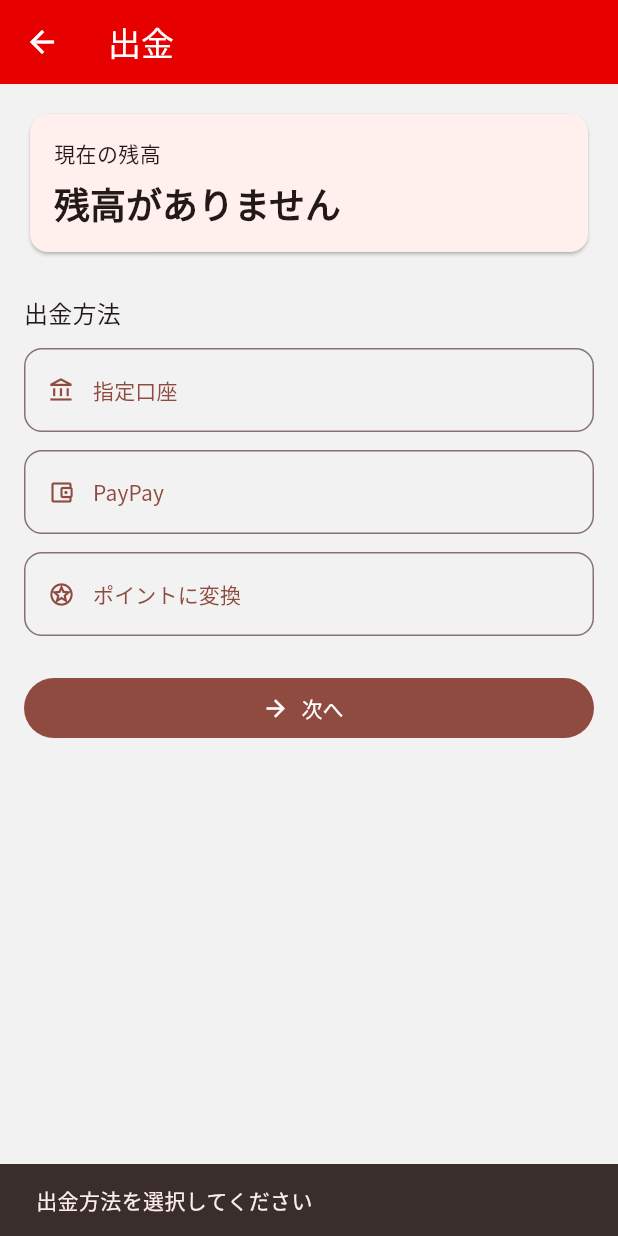
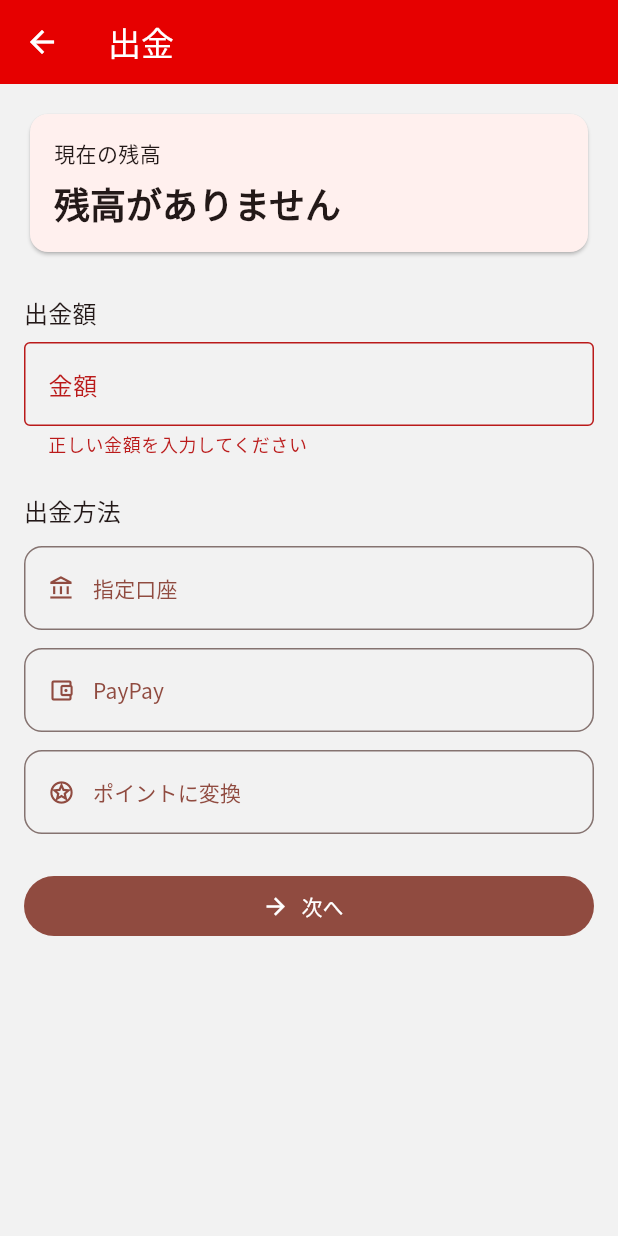
Before and after one commit to isojz/megapay, a Flutter app: the WithdrawScreen screen opened directly with empty values, after a tap on "次へ", on a phone screen of 412 x 824 dp. Run offline on Flutter 3.47's test engine with Material 3 defaults, Android fonts, the phone set to English and light mode, and no system bars; our stand-ins replace shared_preferences, supabase_flutter, web; accounts and stored records are empty; network calls fail; statements that could not run were skipped.

```diff
--- a/frontend/lib/screens/withdraw_screen.dart
+++ b/frontend/lib/screens/withdraw_screen.dart
@@ -1,4 +1,5 @@
 import 'package:flutter/material.dart';
+import 'package:flutter/services.dart';
 
 import '../models/models.dart';
 import '../utils/money.dart';
@@ -19,7 +20,16 @@ class _WithdrawScreenState extends State<WithdrawScreen> {
   /// 現在は日本円のみ出金できる。
   static const _currency = 'JPY';
 
+  final _formKey = GlobalKey<FormState>();
+  final _amountController = TextEditingController();
+
   String? _selectedMethod;
+
+  @override
+  void dispose() {
+    _amountController.dispose();
+    super.dispose();
+  }
 
   Balance? get _selectedBalance {
     for (final balance in widget.balances) {
@@ -38,6 +48,8 @@ class _WithdrawScreenState extends State<WithdrawScreen> {
   }
 
   void _goNext() {
+    if (!(_formKey.currentState?.validate() ?? false)) return;
+
     if (_selectedMethod == null) {
       ScaffoldMessenger.of(context).showSnackBar(
         const SnackBar(
@@ -47,9 +59,13 @@ class _WithdrawScreenState extends State<WithdrawScreen> {
       return;
     }
 
+    final amount = _amountController.text.trim();
+
     ScaffoldMessenger.of(context).showSnackBar(
       SnackBar(
-        content: Text('$_selectedMethodを選択しました'),
+        content: Text(
+          '${formatMoney(_currency, amount)} を$_selectedMethodで出金します',
+        ),
       ),
     );
 
@@ -67,6 +83,8 @@ class _WithdrawScreenState extends State<WithdrawScreen> {
       body: Center(
         child: ConstrainedBox(
           constraints: const BoxConstraints(maxWidth: 480),
+          child: Form(
+            key: _formKey,
             child: ListView(
               padding: const EdgeInsets.all(16),
               children: [
@@ -96,6 +114,34 @@ class _WithdrawScreenState extends State<WithdrawScreen> {
                       ],
                     ),
                   ),
+                ),
+                const SizedBox(height: 24),
+                Text(
+                  '出金額',
+                  style: Theme.of(context).textTheme.titleMedium,
+                ),
+                const SizedBox(height: 8),
+                TextFormField(
+                  controller: _amountController,
+                  keyboardType: TextInputType.number,
+                  inputFormatters: [FilteringTextInputFormatter.digitsOnly],
+                  decoration: const InputDecoration(
+                    labelText: '金額',
+                    suffixText: '円',
+                    border: OutlineInputBorder(),
+                  ),
+                  validator: (value) {
+                    final amount = int.tryParse(value?.trim() ?? '');
+                    if (amount == null || amount <= 0) {
+                      return '正しい金額を入力してください';
+                    }
+                    final balance = _selectedBalance;
+                    if (balance != null &&
+                        (double.tryParse(balance.amount) ?? 0) < amount) {
+                      return '残高が不足しています';
+                    }
+                    return null;
+                  },
                 ),
                 const SizedBox(height: 24),
                 Text(
@@ -130,6 +176,7 @@ class _WithdrawScreenState extends State<WithdrawScreen> {
                   label: const Text('次へ'),
                 ),
               ],
+            ),
           ),
         ),
       ),
```
Also changed, not shown: frontend/lib/screens/deposit_screen.dart (+43 -1 lines). Lines whose indentation alone changed are shown as unchanged.
